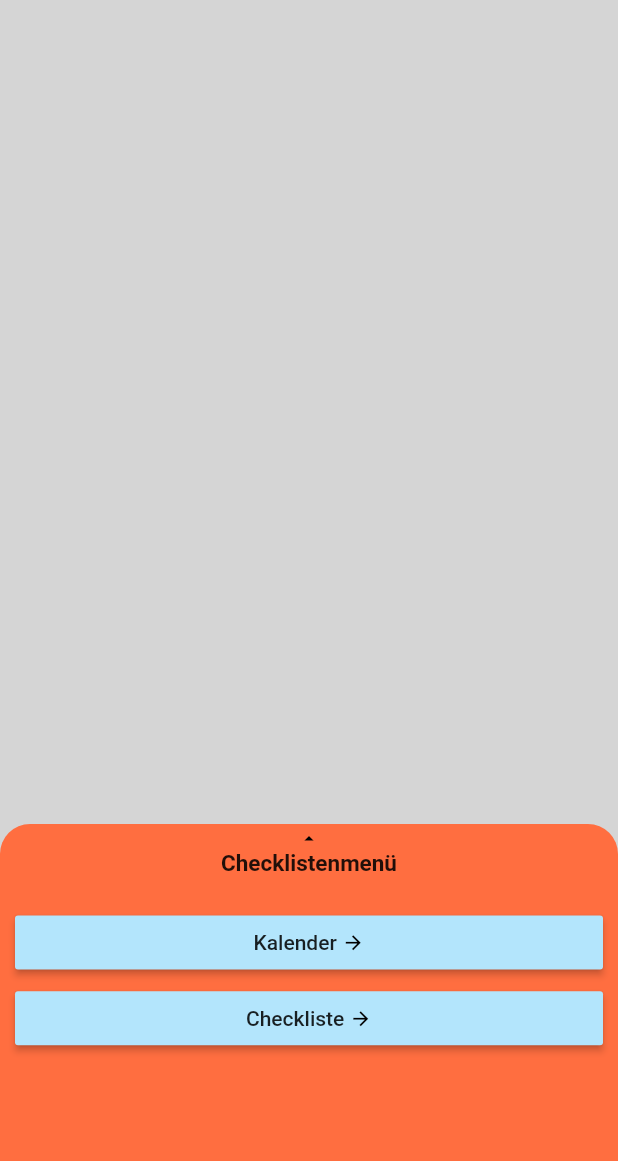
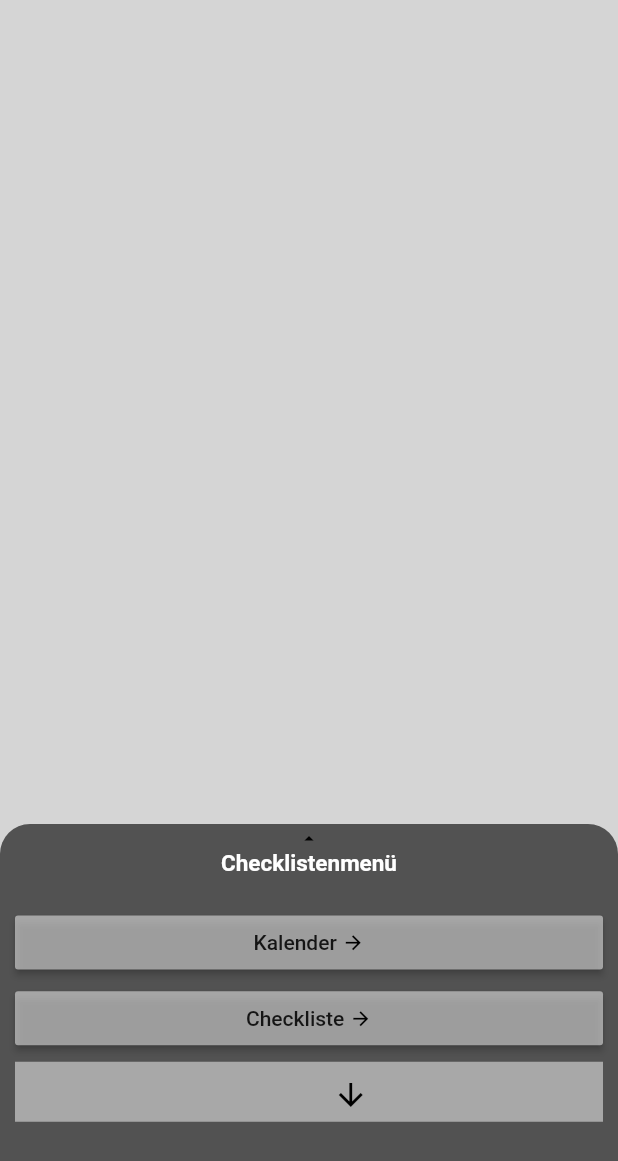
Before and after one commit to Marlon-Mueller/flutter_todo, a Flutter app: the screen it shows after launch, on a phone screen of 412 x 824 dp. Shown: the top 1161 px of the screen. Run offline on Flutter 3.47's test engine with Material 2 defaults, Android fonts, the phone set to English and light mode, and no system bars; our stand-ins replace carousel_slider.

Commit message:
Dropdown Menü in Drawer gebaut, Design angepasst

```diff
--- a/lib/components/drawer.dart
+++ b/lib/components/drawer.dart
@@ -12,7 +12,7 @@ class ToDoDrawer extends StatelessWidget {
     return ClipRRect(
         borderRadius: BorderRadius.all(Radius.circular(20)),
         child: Container(
-            color: Colors.deepOrangeAccent,
+            color: Color.fromRGBO(82, 82, 82, 1),
             width: width,
             height: height + 50,
             child: Padding(
@@ -30,6 +30,7 @@ class ToDoDrawer extends StatelessWidget {
                     style: TextStyle(
                       fontSize: 15,
                       fontWeight: FontWeight.bold,
+                      color: Color.fromRGBO(255, 255, 255, 1),
                     ),
                   ),
                   SizedBox(
@@ -38,7 +39,7 @@ class ToDoDrawer extends StatelessWidget {
                   SizedBox(
                     width: double.infinity,
                     child: MaterialButton(
-                      color: Colors.lightBlue[100],
+                      color: Color.fromRGBO(255, 255, 255, 0.5),
                       child: Padding(
                           padding: const EdgeInsets.all(10.0),
                           child: Row(
@@ -65,7 +66,7 @@ class ToDoDrawer extends StatelessWidget {
                   SizedBox(
                     width: double.infinity,
                     child: MaterialButton(
-                        color: Colors.lightBlue[100],
+                        color: Color.fromRGBO(255, 255, 255, 0.5),
                         child: Padding(
                             padding: const EdgeInsets.all(10.0),
                             child: Row(
@@ -93,13 +94,77 @@ class ToDoDrawer extends StatelessWidget {
                           );
                         }),
                   ),
-                  //Dropdown
+                  SizedBox(
+                    height: 5,
+                  ),
+                  SizedBox(
+                    width: double.infinity,
+                    child: Container(
+                      height: 40,
+                      color: Color.fromRGBO(255, 255, 255, 0.5),
+                      padding: const EdgeInsets.all(10.0),
+                      child: Row(
+                          mainAxisSize: MainAxisSize.min,
+                          mainAxisAlignment: MainAxisAlignment.spaceEvenly,
+                          children: <Widget>[
+                            DropdownInDrawer(),
+                          ]),
+                    ),
+                  ),
                 ],
               ),
             )));
   }
 }
 
+//Dropdown Menü
+class DropdownInDrawer extends StatefulWidget {
+  const DropdownInDrawer({Key? key}) : super(key: key);
+
+  @override
+  State<DropdownInDrawer> createState() => _DropdownInDrawerState();
+}
+
+class _DropdownInDrawerState extends State<DropdownInDrawer> {
+  String dropdownValue = 'School';
+
+  @override
+  Widget build(BuildContext context) {
+    return DropdownButton<String>(
+      dropdownColor: Color.fromRGBO(255, 255, 255, 1),
+      value: dropdownValue,
+      icon: const Icon(Icons.arrow_downward, color: Colors.black),
+      iconSize: 24,
+      elevation: 16,
+      style: const TextStyle(
+        color: Colors.black,
+      ),
+      underline: Container(
+        color: Colors.transparent,
+      ),
+      onChanged: (String? newValue) {
+        setState(() {
+          dropdownValue = newValue!;
+          Navigator.of(context).pop();
+          Navigator.push(context,
+              MaterialPageRoute(builder: (BuildContext context) => new Home()));
+        });
+      },
+      items: <String>['Schule', 'Arbeit', 'Freizeit', 'Haushalt']
+          .map<DropdownMenuItem<String>>((String value) {
+        return DropdownMenuItem<String>(
+          value: value,
+          child: Center(
+            child: Text(
+              value,
+              textAlign: TextAlign.center,
+            ),
+          ),
+        );
+      }).toList(),
+    );
+  }
+}
 
 //simple old drawer in comment not use
 
```
